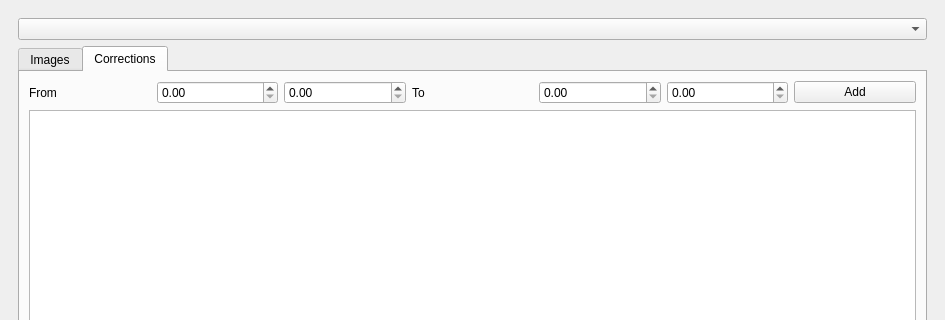
First picture: the form in image_loader_dockwidget_base.ui, repository Drew973/PTS_image_loader, before the edit; both pictures show x 0 to 945 and y 0 to 320 of the 945 by 795 pixel window.
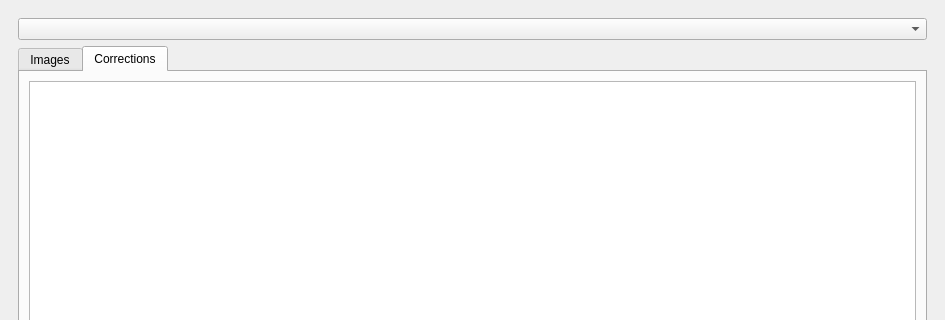
Second picture: the form after the edit. The open tabs and pages were chosen to show the change. Custom widgets are drawn as their Qt base class.

Patch:
```diff
--- a/image_loader_dockwidget_base.ui
+++ b/image_loader_dockwidget_base.ui
@@ -62,60 +62,7 @@
           </attribute>
           <layout class="QVBoxLayout" name="verticalLayout">
            <item>
-            <layout class="QHBoxLayout" name="horizontalLayout_2">
-             <item>
-              <widget class="QLabel" name="label_3">
-               <property name="text">
-                <string>From</string>
-               </property>
-              </widget>
-             </item>
-             <item>
-              <widget class="chainageWidget" name="startChainage">
-               <property name="toolTip">
-                <string>&lt;html&gt;&lt;head/&gt;&lt;body&gt;&lt;p&gt;Origonal chainage&lt;/p&gt;&lt;/body&gt;&lt;/html&gt;</string>
-               </property>
-              </widget>
-             </item>
-             <item>
-              <widget class="chainageWidget" name="startOffset">
-               <property name="toolTip">
-                <string>&lt;html&gt;&lt;head/&gt;&lt;body&gt;&lt;p&gt;Origonal offset&lt;/p&gt;&lt;/body&gt;&lt;/html&gt;</string>
-               </property>
-              </widget>
-             </item>
-             <item>
-              <widget class="QLabel" name="label">
-               <property name="text">
-                <string>To</string>
-               </property>
-              </widget>
-             </item>
-             <item>
-              <widget class="chainageWidget" name="endChainage">
-               <property name="toolTip">
-                <string>&lt;html&gt;&lt;head/&gt;&lt;body&gt;&lt;p&gt;Desired chainage&lt;/p&gt;&lt;/body&gt;&lt;/html&gt;</string>
-               </property>
-              </widget>
-             </item>
-             <item>
-              <widget class="chainageWidget" name="endOffset">
-               <property name="toolTip">
-                <string>&lt;html&gt;&lt;head/&gt;&lt;body&gt;&lt;p&gt;Desired offset&lt;/p&gt;&lt;/body&gt;&lt;/html&gt;</string>
-               </property>
-              </widget>
-             </item>
-             <item>
-              <widget class="QPushButton" name="addCorrectionButton">
-               <property name="text">
-                <string>Add</string>
-               </property>
-              </widget>
-             </item>
-            </layout>
-           </item>
-           <item>
-            <widget class="QTableView" name="correctionsView">
+            <widget class="correctionsView" name="correctionsView">
              <property name="selectionMode">
               <enum>QAbstractItemView::SingleSelection</enum>
              </property>
@@ -144,9 +91,9 @@
    <header>image_loader.images_view</header>
   </customwidget>
   <customwidget>
-   <class>chainageWidget</class>
-   <extends>QDoubleSpinBox</extends>
-   <header>image_loader.chainage_widget</header>
+   <class>correctionsView</class>
+   <extends>QTableView</extends>
+   <header>image_loader.corrections_view</header>
   </customwidget>
  </customwidgets>
  <resources/>
```
Left out of the diff: 2 changed lines with no effect on the pictures.
